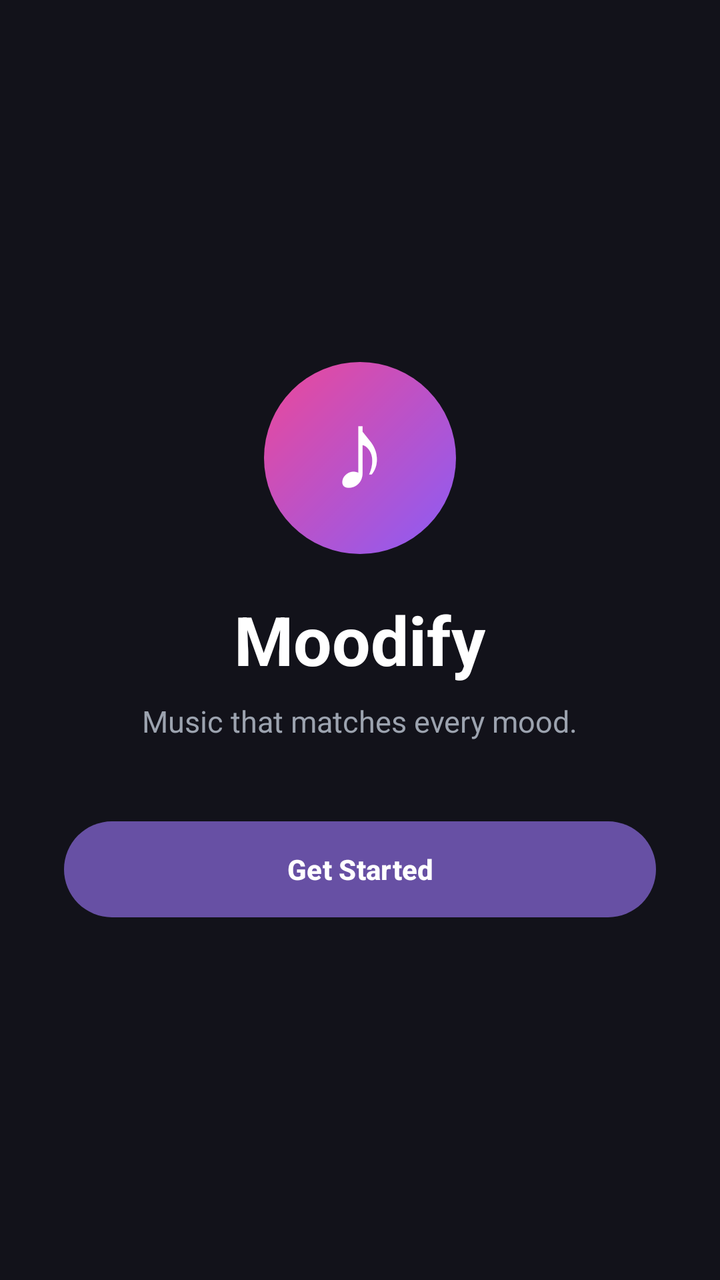
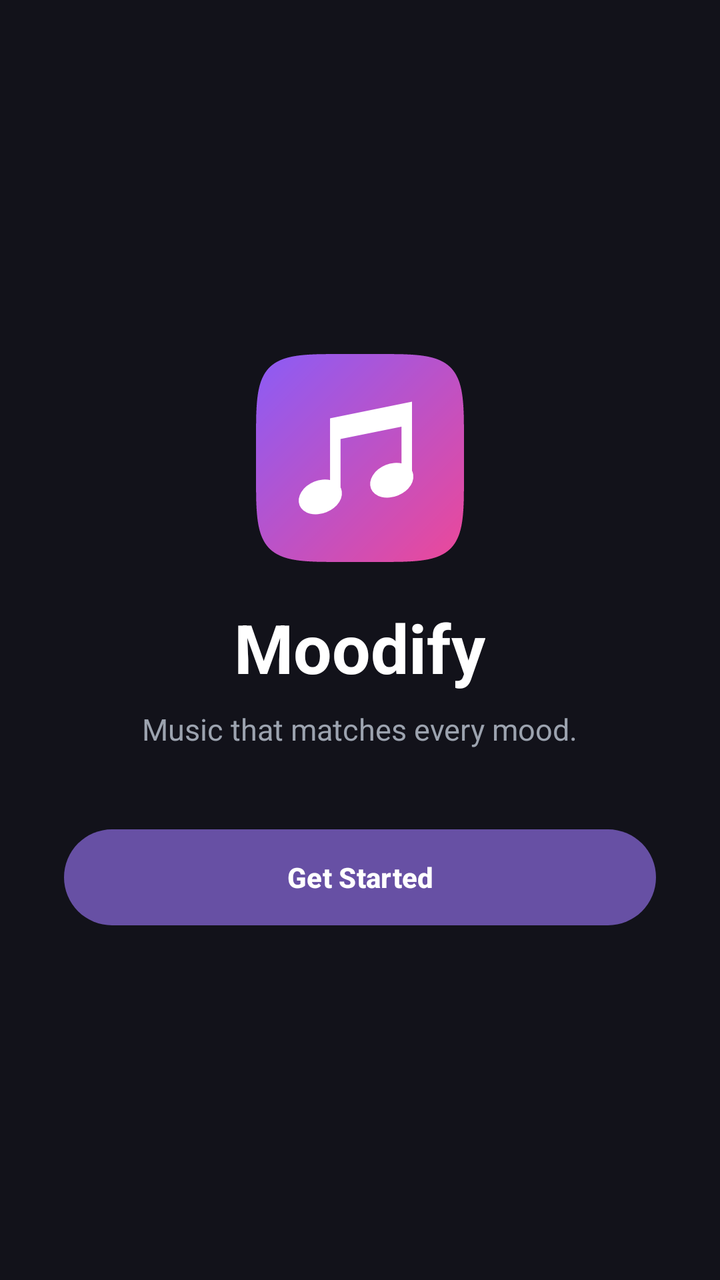

Before-and-after screenshots of an Android layout around one commit, followed by the original layout XML and the change that was made.
<!-- AndroidManifest.xml: application theme Theme.Moodify -->
<!-- res/layout/fragment_onboarding.xml -->
<?xml version="1.0" encoding="utf-8"?>
<FrameLayout xmlns:android="http://schemas.android.com/apk/res/android"
    android:layout_width="match_parent"
    android:layout_height="match_parent"
    android:background="#12121A">

    
    <LinearLayout
        android:id="@+id/pageSplash"
        android:layout_width="match_parent"
        android:layout_height="match_parent"
        android:orientation="vertical"
        android:gravity="center"
        android:padding="32dp">

        <FrameLayout
            android:layout_width="96dp"
            android:layout_height="96dp"
            android:background="@drawable/bg_circle_gradient">

            <TextView
                android:layout_width="wrap_content"
                android:layout_height="wrap_content"
                android:layout_gravity="center"
                android:text="♪"
                android:textColor="#FFFFFF"
                android:textSize="56sp"
                android:includeFontPadding="false"
                android:translationY="-6dp" />

        </FrameLayout>

        <TextView
            android:layout_width="wrap_content"
            android:layout_height="wrap_content"
            android:layout_marginTop="20dp"
            android:text="Moodify"
            android:textColor="#FFFFFF"
            android:textSize="34sp"
            android:textStyle="bold" />

        <TextView
            android:layout_width="wrap_content"
            android:layout_height="wrap_content"
            android:layout_marginTop="8dp"
            android:text="Music that matches every mood."
            android:textColor="#9CA3AF"
            android:textSize="15sp" />

        <Button
            android:id="@+id/buttonGetStarted"
            android:layout_width="match_parent"
            android:layout_height="wrap_content"
            android:layout_marginTop="40dp"
            android:text="Get Started"
            android:textColor="#FFFFFF"
            android:textStyle="bold"
            android:background="@drawable/bg_gradient_pill" />

    </LinearLayout>

    
    <LinearLayout
        android:id="@+id/pageExplicit"
        android:layout_width="match_parent"
        android:layout_height="match_parent"
        android:orientation="vertical"
        android:padding="32dp"
        android:visibility="gone">

        <LinearLayout
            android:layout_width="match_parent"
            android:layout_height="wrap_content"
            android:layout_marginTop="8dp"
            android:orientation="horizontal">

            <View
                android:layout_width="0dp"
                android:layout_height="4dp"
                android:layout_weight="1"
                android:layout_marginEnd="8dp"
                android:background="#FFFFFF" />

            <View
                android:layout_width="0dp"
                android:layout_height="4dp"
                android:layout_weight="1"
                android:background="#374151" />

        </LinearLayout>

        <LinearLayout
            android:layout_width="match_parent"
            android:layout_height="0dp"
            android:layout_weight="1"
            android:orientation="vertical"
            android:gravity="center">

            <TextView
                android:layout_width="wrap_content"
                android:layout_height="wrap_content"
                android:text="Quick Question"
                android:textColor="#FFFFFF"
                android:textSize="24sp"
                android:textStyle="bold" />

            <TextView
                android:layout_width="wrap_content"
                android:layout_height="wrap_content"
                android:layout_marginTop="8dp"
                android:gravity="center"
                android:text="Should Moodify include songs marked explicit in your results? You can change this anytime in Preferences."
                android:textColor="#9CA3AF"
                android:textSize="14sp" />

            <androidx.appcompat.widget.SwitchCompat
                android:id="@+id/switchExplicitOnboarding"
                android:layout_width="wrap_content"
                android:layout_height="wrap_content"
                android:layout_marginTop="28dp"
                android:checked="true"
                android:text="Allow explicit content"
                android:textColor="#FFFFFF"
                android:textSize="16sp" />

            <Button
                android:id="@+id/buttonExplicitContinue"
                android:layout_width="match_parent"
                android:layout_height="wrap_content"
                android:layout_marginTop="28dp"
                android:text="Continue"
                android:textColor="#FFFFFF"
                android:textStyle="bold"
                android:background="@drawable/bg_gradient_pill" />

        </LinearLayout>

    </LinearLayout>

    
    <LinearLayout
        android:id="@+id/pageIntro"
        android:layout_width="match_parent"
        android:layout_height="match_parent"
        android:orientation="vertical"
        android:padding="32dp"
        android:visibility="gone">

        <LinearLayout
            android:layout_width="match_parent"
            android:layout_height="wrap_content"
            android:layout_marginTop="8dp"
            android:orientation="horizontal">

            <View
                android:layout_width="0dp"
                android:layout_height="4dp"
                android:layout_weight="1"
                android:layout_marginEnd="8dp"
                android:background="#374151" />

            <View
                android:layout_width="0dp"
                android:layout_height="4dp"
                android:layout_weight="1"
                android:background="#FFFFFF" />

        </LinearLayout>

        <LinearLayout
            android:layout_width="match_parent"
            android:layout_height="0dp"
            android:layout_weight="1"
            android:orientation="vertical"
            android:gravity="center">

            <TextView
                android:layout_width="wrap_content"
                android:layout_height="wrap_content"
                android:text="How it works"
                android:textColor="#FFFFFF"
                android:textSize="24sp"
                android:textStyle="bold" />

            <TextView
                android:layout_width="match_parent"
                android:layout_height="wrap_content"
                android:layout_marginTop="24dp"
                android:text="&#127911;  Pick a mood that matches how you feel"
                android:textColor="#D1D5DB"
                android:textSize="15sp"
                android:paddingTop="10dp"
                android:paddingBottom="10dp" />

            <TextView
                android:layout_width="match_parent"
                android:layout_height="wrap_content"
                android:text="&#10024;  Get 5 songs for that mood instantly"
                android:textColor="#D1D5DB"
                android:textSize="15sp"
                android:paddingTop="10dp"
                android:paddingBottom="10dp" />

            <TextView
                android:layout_width="match_parent"
                android:layout_height="wrap_content"
                android:text="&#128260;  Shuffle again anytime for a new set"
                android:textColor="#D1D5DB"
                android:textSize="15sp"
                android:paddingTop="10dp"
                android:paddingBottom="10dp" />

            <TextView
                android:layout_width="match_parent"
                android:layout_height="wrap_content"
                android:text="&#127925;  Tap a song to see details and open it in Spotify"
                android:textColor="#D1D5DB"
                android:textSize="15sp"
                android:paddingTop="10dp"
                android:paddingBottom="10dp" />

            <Button
                android:id="@+id/buttonIntroContinue"
                android:layout_width="match_parent"
                android:layout_height="wrap_content"
                android:layout_marginTop="24dp"
                android:text="Continue"
                android:textColor="#FFFFFF"
                android:textStyle="bold"
                android:background="@drawable/bg_gradient_pill" />

        </LinearLayout>

    </LinearLayout>

</FrameLayout>
<!-- resources referenced by this layout -->
<resources>
  <!-- drawable bg_circle_gradient (drawable) -->
  <?xml version="1.0" encoding="utf-8"?>
  <shape xmlns:android="http://schemas.android.com/apk/res/android"
      android:shape="oval">
      <gradient
          android:startColor="#8B5CF6"
          android:endColor="#EC4899"
          android:angle="135" />
  </shape>
  <!-- drawable bg_gradient_pill (drawable) -->
  <?xml version="1.0" encoding="utf-8"?>
  <shape xmlns:android="http://schemas.android.com/apk/res/android"
      android:shape="rectangle">
      <corners android:radius="24dp" />
      <gradient
          android:startColor="#8B5CF6"
          android:endColor="#EC4899"
          android:angle="0" />
  </shape>
  <style name="Theme.Moodify" parent="Base.Theme.Moodify" />
  <style name="Base.Theme.Moodify" parent="Theme.Material3.DayNight.NoActionBar">
          
          
      </style>
</resources>

<!-- the commit's change to res/layout/fragment_onboarding.xml (unified diff, before → after) -->
@@ -13,22 +13,11 @@
         android:gravity="center"
         android:padding="32dp">
 
-        <FrameLayout
-            android:layout_width="96dp"
-            android:layout_height="96dp"
-            android:background="@drawable/bg_circle_gradient">
-
-            <TextView
-                android:layout_width="wrap_content"
-                android:layout_height="wrap_content"
-                android:layout_gravity="center"
-                android:text="♪"
-                android:textColor="#FFFFFF"
-                android:textSize="56sp"
-                android:includeFontPadding="false"
-                android:translationY="-6dp" />
-
-        </FrameLayout>
+        <ImageView
+            android:layout_width="104dp"
+            android:layout_height="104dp"
+            android:src="@drawable/ic_moodify_logo"
+            android:contentDescription="Moodify logo" />
 
         <TextView
             android:layout_width="wrap_content"
@@ -186,11 +175,29 @@
                 android:layout_width="match_parent"
                 android:layout_height="wrap_content"
                 android:layout_marginTop="24dp"
-                android:text="&#127911;  Pick a mood that matches how you feel"
-                android:textColor="#D1D5DB"
-                android:textSize="15sp"
-                android:paddingTop="10dp"
-                android:paddingBottom="10dp" />
+                android:text="&#127898;&#65039;  Mood Slider: tap an emoji or slide to your mood"
+                android:textColor="#D1D5DB"
+                android:textSize="15sp"
+                android:paddingTop="7dp"
+                android:paddingBottom="7dp" />
+
+            <TextView
+                android:layout_width="match_parent"
+                android:layout_height="wrap_content"
+                android:text="&#127905;  Spin: can\'t decide? Let the wheel pick"
+                android:textColor="#D1D5DB"
+                android:textSize="15sp"
+                android:paddingTop="7dp"
+                android:paddingBottom="7dp" />
+
+            <TextView
+                android:layout_width="match_parent"
+                android:layout_height="wrap_content"
+                android:text="&#128338;  Recent: jump back to a mood you\'ve used"
+                android:textColor="#D1D5DB"
+                android:textSize="15sp"
+                android:paddingTop="7dp"
+                android:paddingBottom="7dp" />
 
             <TextView
                 android:layout_width="match_parent"
@@ -198,8 +205,8 @@
                 android:text="&#10024;  Get 5 songs for that mood instantly"
                 android:textColor="#D1D5DB"
                 android:textSize="15sp"
-                android:paddingTop="10dp"
-                android:paddingBottom="10dp" />
+                android:paddingTop="7dp"
+                android:paddingBottom="7dp" />
 
             <TextView
                 android:layout_width="match_parent"
@@ -207,8 +214,8 @@
                 android:text="&#128260;  Shuffle again anytime for a new set"
                 android:textColor="#D1D5DB"
                 android:textSize="15sp"
-                android:paddingTop="10dp"
-                android:paddingBottom="10dp" />
+                android:paddingTop="7dp"
+                android:paddingBottom="7dp" />
 
             <TextView
                 android:layout_width="match_parent"
@@ -216,8 +223,8 @@
                 android:text="&#127925;  Tap a song to see details and open it in Spotify"
                 android:textColor="#D1D5DB"
                 android:textSize="15sp"
-                android:paddingTop="10dp"
-                android:paddingBottom="10dp" />
+                android:paddingTop="7dp"
+                android:paddingBottom="7dp" />
 
             <Button
                 android:id="@+id/buttonIntroContinue"
<!-- resource entries referenced after the edit -->
@@ -1,24 +1,13 @@
 <!-- resources referenced by this layout -->
 <resources>
-  <!-- drawable bg_circle_gradient (drawable) -->
-  <?xml version="1.0" encoding="utf-8"?>
-  <shape xmlns:android="http://schemas.android.com/apk/res/android"
-      android:shape="oval">
-      <gradient
-          android:startColor="#8B5CF6"
-          android:endColor="#EC4899"
-          android:angle="135" />
-  </shape>
   <!-- drawable bg_gradient_pill (drawable) -->
   <?xml version="1.0" encoding="utf-8"?>
   <shape xmlns:android="http://schemas.android.com/apk/res/android"
       android:shape="rectangle">
       <corners android:radius="24dp" />
-      <gradient
-          android:startColor="#8B5CF6"
-          android:endColor="#EC4899"
-          android:angle="0" />
+      <solid android:color="?attr/colorPrimary" />
   </shape>
+  <!-- drawable ic_moodify_logo: vector/xml drawable (drawable, 4924 chars, omitted) -->
   <style name="Theme.Moodify" parent="Base.Theme.Moodify" />
   <style name="Base.Theme.Moodify" parent="Theme.Material3.DayNight.NoActionBar">
           
